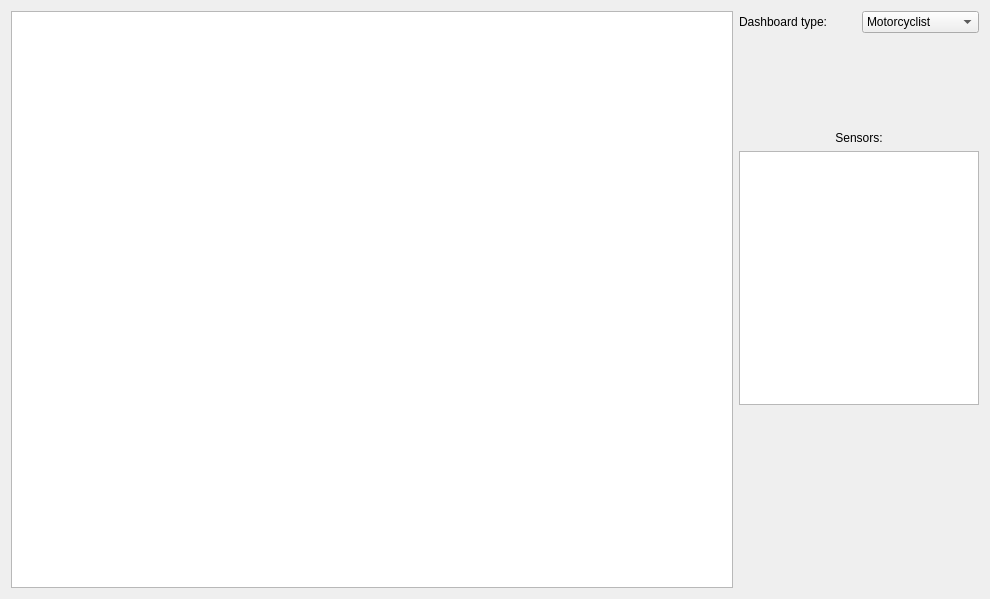
Above: src/ui/dashboardsetupwidget.ui from krajsz/AdvBoard before the change. Below: the same form after it.
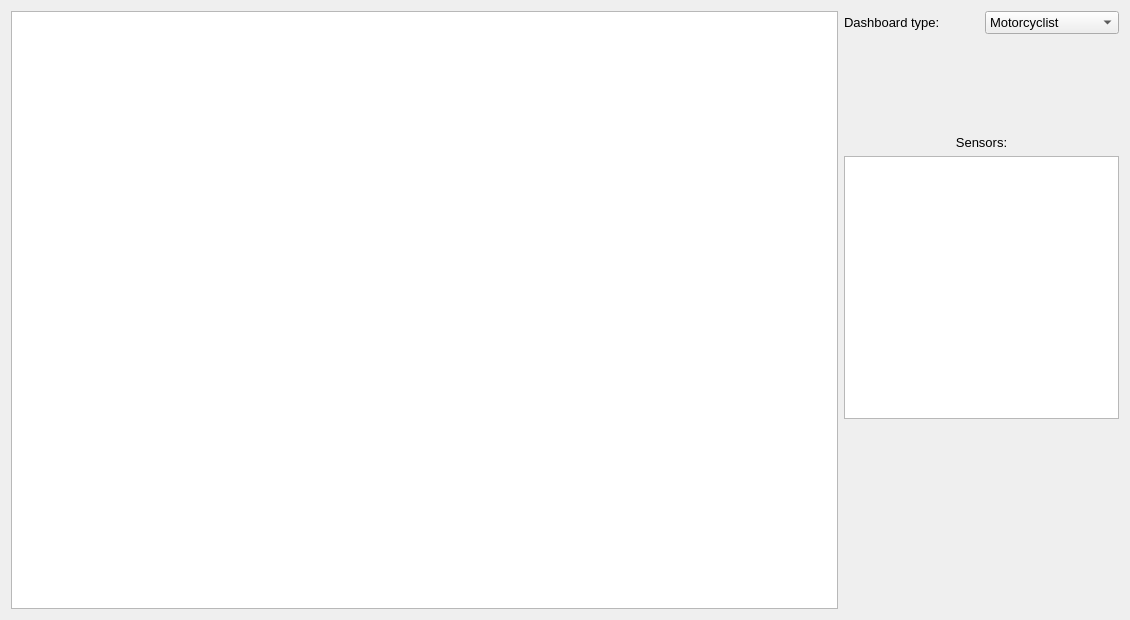
That is the form after the change.

```diff
--- a/src/ui/dashboardsetupwidget.ui
+++ b/src/ui/dashboardsetupwidget.ui
@@ -6,8 +6,8 @@
    <rect>
     <x>0</x>
     <y>0</y>
-    <width>990</width>
-    <height>599</height>
+    <width>1130</width>
+    <height>620</height>
    </rect>
   </property>
   <property name="windowTitle">
@@ -31,6 +31,11 @@
     <layout class="QHBoxLayout" name="dashboardTypeHLayout">
      <item>
       <widget class="QLabel" name="dashboardTypeLabel">
+       <property name="font">
+        <font>
+         <pointsize>10</pointsize>
+        </font>
+       </property>
        <property name="text">
         <string>Dashboard type:</string>
        </property>
@@ -38,6 +43,11 @@
      </item>
      <item>
       <widget class="QComboBox" name="dashboardTypeComboBox">
+       <property name="font">
+        <font>
+         <pointsize>10</pointsize>
+        </font>
+       </property>
        <item>
         <property name="text">
          <string>Motorcyclist</string>
@@ -61,6 +71,11 @@
     <layout class="QVBoxLayout" name="sensorsVLayout">
      <item>
       <widget class="QLabel" name="dashboardSensorsLabel">
+       <property name="font">
+        <font>
+         <pointsize>10</pointsize>
+        </font>
+       </property>
        <property name="text">
         <string>Sensors:</string>
        </property>
```
Left out of the diff: 6 changed lines with no effect on the pictures.
